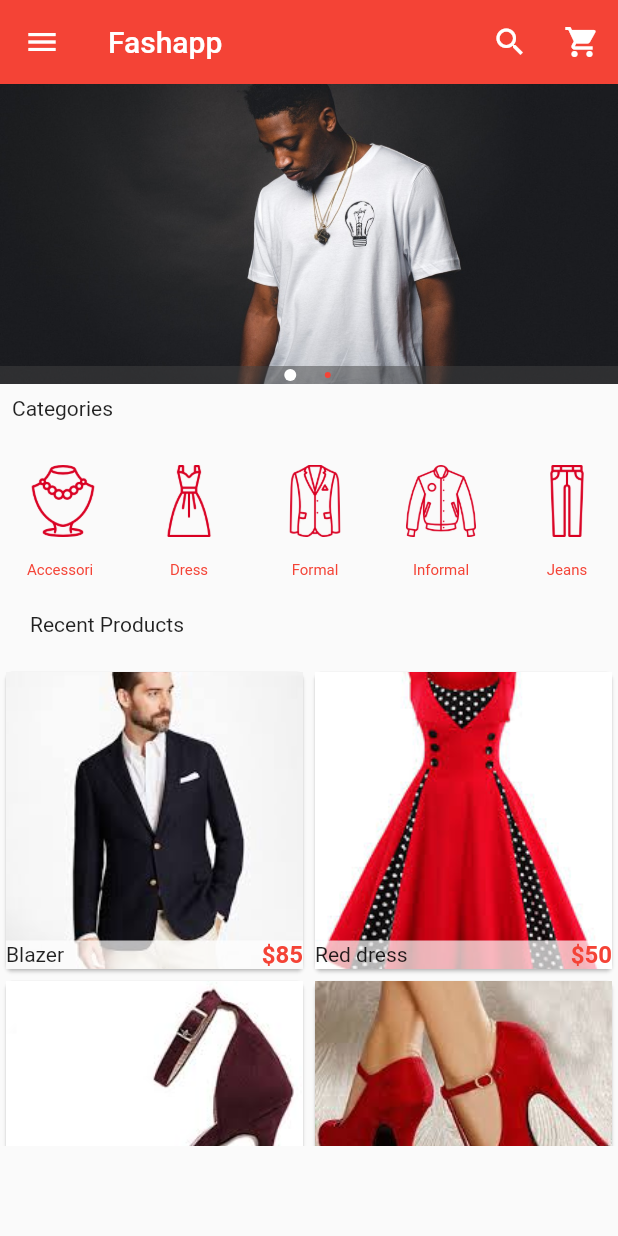
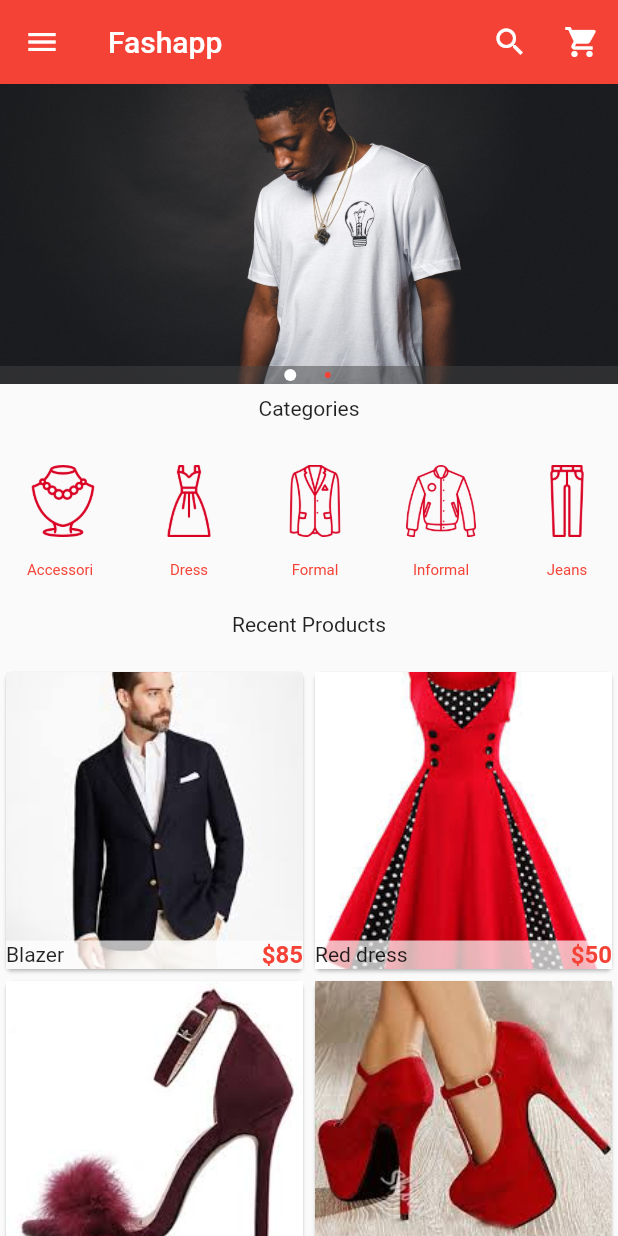
Before and after one commit to MahmoudSelmy/flutter_app, a Flutter app: the screen it shows after launch, on a phone screen of 412 x 824 dp. Run offline on Flutter 3.47's test engine with Material 2 defaults, Android fonts, the phone set to English and light mode, and no system bars; drawn by our look-alikes of carousel_pro.

```diff
--- a/lib/main.dart
+++ b/lib/main.dart
@@ -26,9 +26,9 @@ class _HomePageState extends State<HomePage> {
     );
   }
 
-  ListView buildBody() {
+  Column buildBody() {
     Widget imageCarousel = buildImageCarousel();
-    return ListView(
+    return Column(
       children: <Widget>[
         imageCarousel,
         Padding(
@@ -41,8 +41,8 @@ class _HomePageState extends State<HomePage> {
           padding: const EdgeInsets.all(20.0),
           child: Text('Recent Products'),
         ),
-        Container(
-          height: 320.0,
+        Flexible(
+          // height: 320.0,
           child: Products(),
         )
       ],
```
Also changed, not shown: 3 other files.
